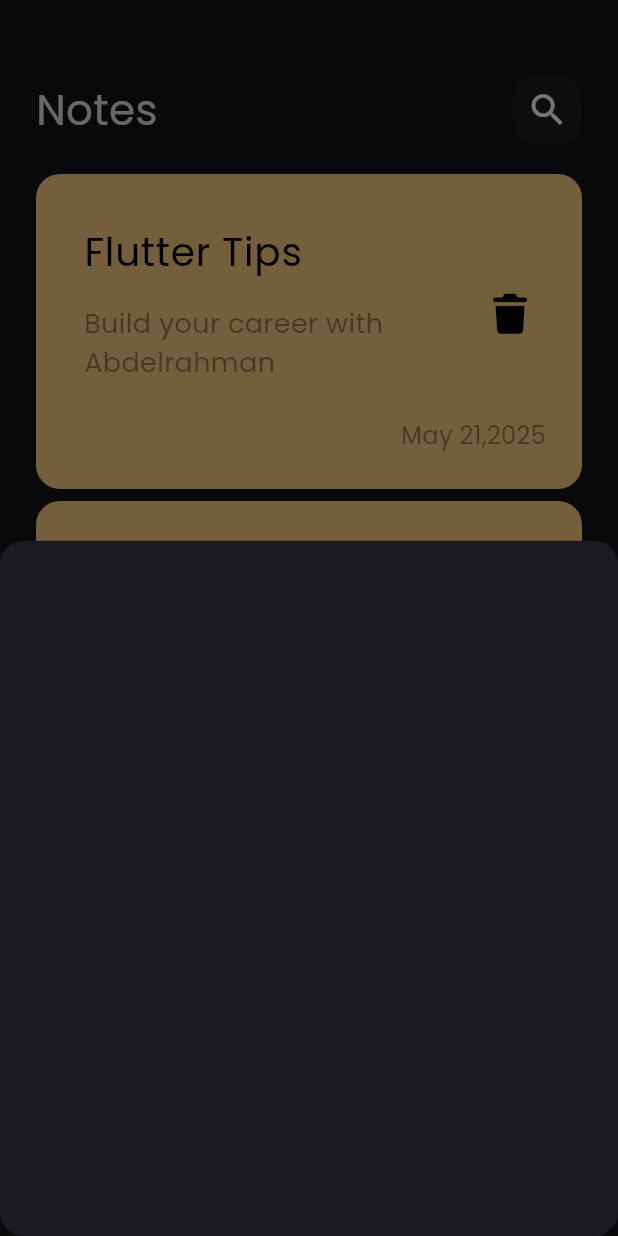
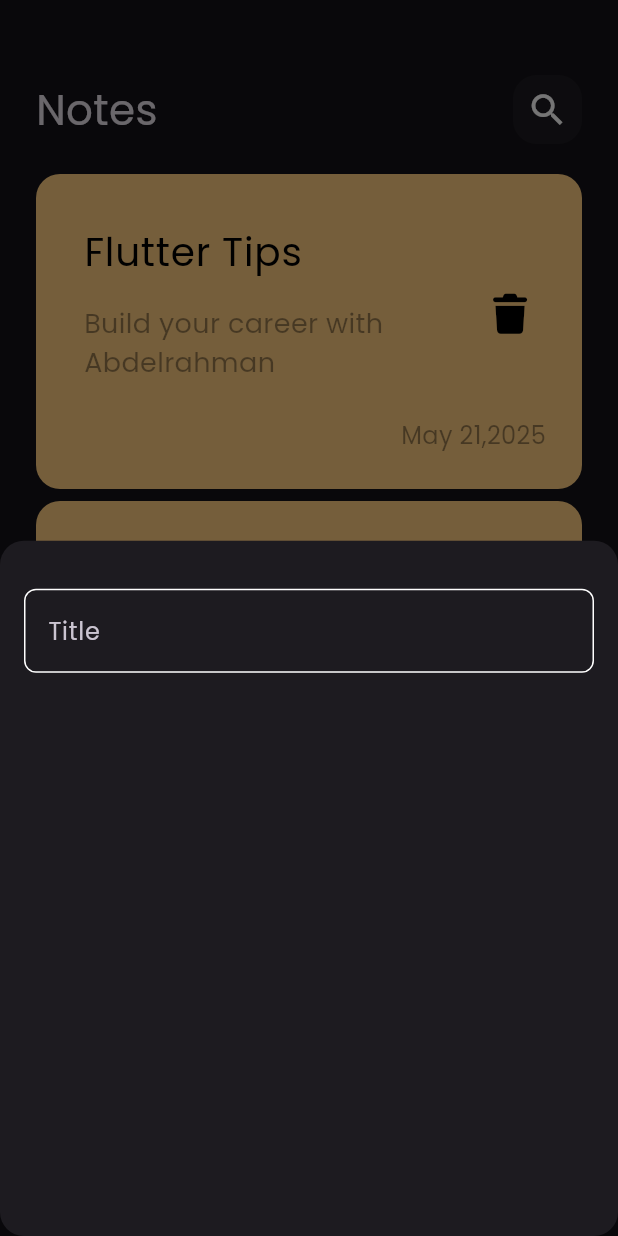
Before and after one commit to Boda300/notes_app, a Flutter app: the screen it shows after launch, after a tap on the "add" icon, on a phone screen of 412 x 824 dp. Run offline on Flutter 3.47's test engine with Material 3 defaults, Android fonts, the phone set to English and light mode, and no system bars; our stand-ins replace font_awesome_flutter.

Commit message:
create custom text field

```diff
--- /dev/null
+++ b/lib/constant.dart
@@ -0,0 +1,3 @@
+import 'package:flutter/material.dart';
+
+const kPrimaryColor = Color(0xff62fcd7);
--- a/lib/views/widgets/add_note_bottom_sheet.dart
+++ b/lib/views/widgets/add_note_bottom_sheet.dart
@@ -1,10 +1,14 @@
 import 'package:flutter/material.dart';
+import 'package:notes_app/views/widgets/custom_text_field.dart';
 
 class AddNoteBottemSheet extends StatelessWidget {
   const AddNoteBottemSheet({super.key});
 
   @override
   Widget build(BuildContext context) {
-    return Container();
+    return Padding(
+      padding: const EdgeInsets.symmetric(horizontal: 16),
+      child: Column(children: [SizedBox(height: 32), CustomTextField()]),
+    );
   }
 }
--- /dev/null
+++ b/lib/views/widgets/custom_text_field.dart
@@ -0,0 +1,27 @@
+import 'package:flutter/gestures.dart';
+import 'package:flutter/material.dart';
+import 'package:notes_app/constant.dart';
+
+class CustomTextField extends StatelessWidget {
+  const CustomTextField({super.key});
+
+  @override
+  Widget build(BuildContext context) {
+    return TextField(
+      cursorColor: kPrimaryColor,
+      decoration: InputDecoration(
+        hintText: 'Title',
+        border: buildBorder(),
+        enabledBorder: buildBorder(),
+        focusedBorder: buildBorder(kPrimaryColor),
+      ),
+    );
+  }
+
+  OutlineInputBorder buildBorder([color]) {
+    return OutlineInputBorder(
+      borderRadius: BorderRadius.circular(8),
+      borderSide: BorderSide(color: color ?? Colors.white),
+    );
+  }
+}
```
